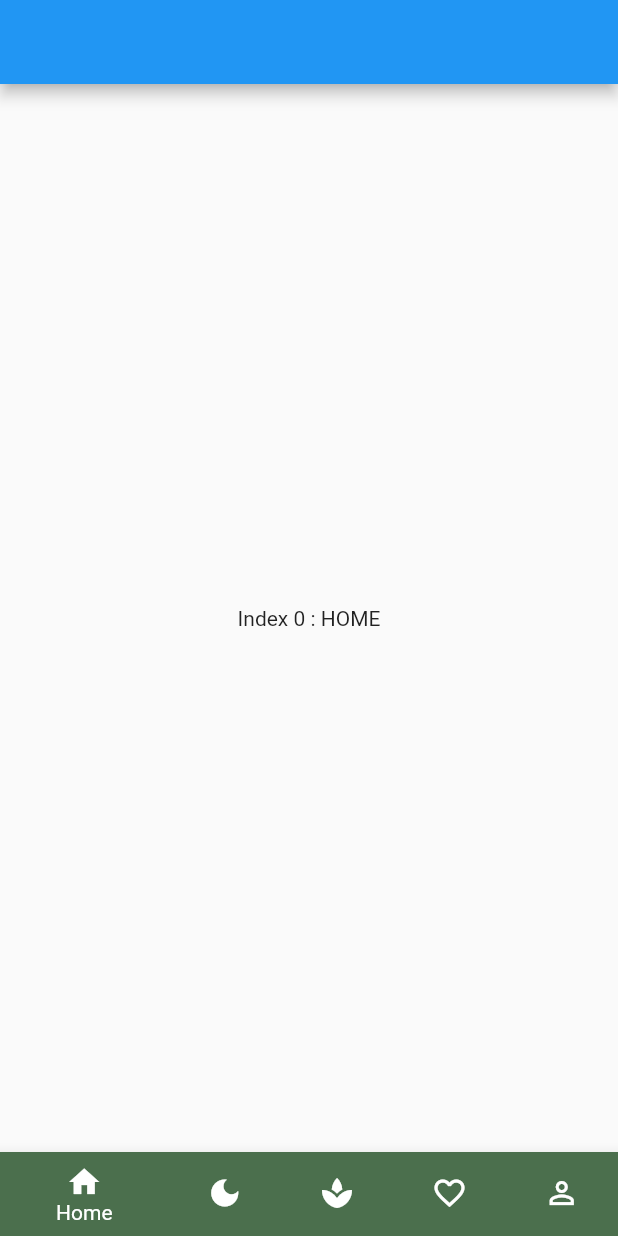
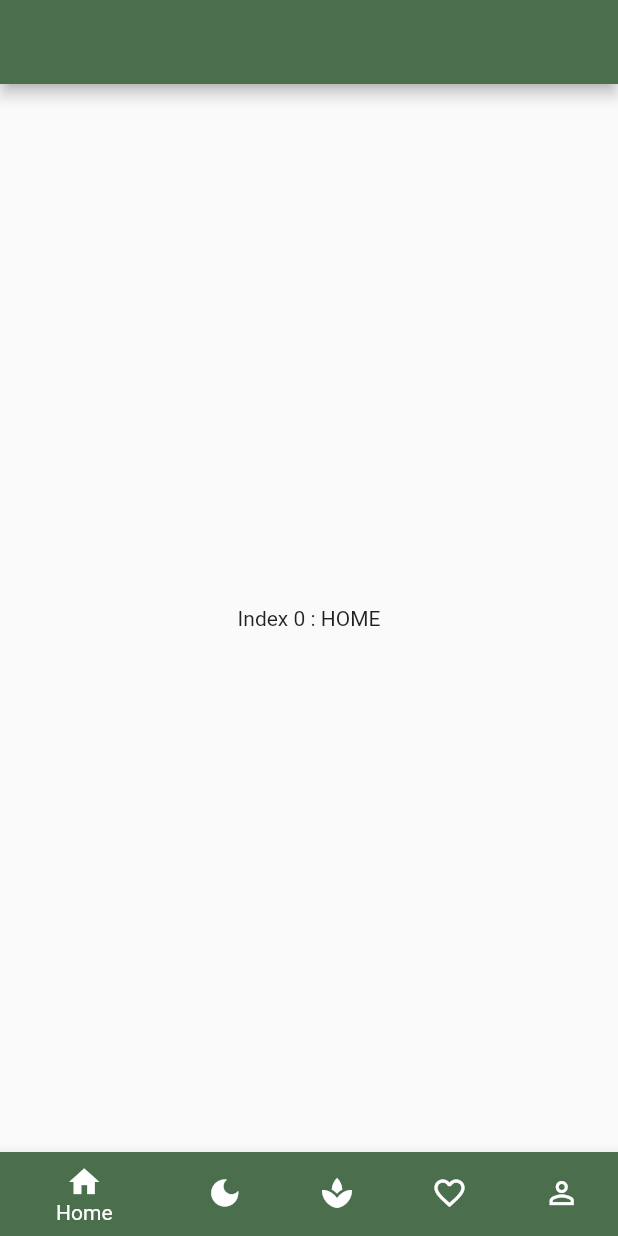
Before and after one commit to Maxvyr/meditation_app, a Flutter app: the screen it shows after launch, on a phone screen of 412 x 824 dp. Run offline on Flutter 3.47's test engine with Material 2 defaults, Android fonts, the phone set to English and light mode, and no system bars.

Commit message:
upgrade gestion color

```diff
--- /dev/null
+++ b/lib/controller/colors.dart
@@ -0,0 +1,26 @@
+import 'package:flutter/material.dart';
+
+class CustomColor {
+  static const Color greenMain = Color(0xff4b6f4d);
+
+
+  static MaterialColor createMaterialColor(Color color) {
+  List<double> strengths = [.05];
+  Map<int, Color> swatch = {};
+  final int r = color.red, g = color.green, b = color.blue;
+
+  for (int i = 1; i < 10; i++) {
+    strengths.add(0.1 * i);
+  }
+  strengths.forEach((strength) {
+    final double ds = 0.5 - strength;
+    swatch[(strength * 1000).round()] = Color.fromRGBO(
+      r + ((ds < 0 ? r : (255 - r)) * ds).round(),
+      g + ((ds < 0 ? g : (255 - g)) * ds).round(),
+      b + ((ds < 0 ? b : (255 - b)) * ds).round(),
+      1,
+    );
+  });
+  return MaterialColor(color.value, swatch);
+}
+}
--- a/lib/main.dart
+++ b/lib/main.dart
@@ -1,6 +1,6 @@
 import 'package:flutter/material.dart';
+import 'package:meditation_design_app/controller/colors.dart';
 import 'package:meditation_design_app/views/home_page.dart';
-
 
 // this exemple https://dribbble.com/shots/15805162-Meditation-App
 
@@ -14,8 +14,9 @@
     return MaterialApp(
       title: "Meditation App",
       theme: ThemeData(
-        primarySwatch: Colors.blue,
+        primarySwatch: CustomColor.createMaterialColor(CustomColor.greenMain),
       ),
+      debugShowCheckedModeBanner: false,
       home: MyHomePage(),
     );
   }
--- a/lib/views/home_page.dart
+++ b/lib/views/home_page.dart
@@ -1,4 +1,5 @@
 import 'package:flutter/material.dart';
+import 'package:meditation_design_app/controller/colors.dart';
 
 class MyHomePage extends StatefulWidget {
   @override
@@ -45,22 +46,22 @@
           BottomNavigationBarItem(
             icon: Icon(Icons.home),
             label: "Home",
-            backgroundColor: Color(0xff4b6f4d),
+            backgroundColor: CustomColor.greenMain,
           ),
           BottomNavigationBarItem(
             icon: Icon(Icons.dark_mode),
             label: "Moon",
-            backgroundColor: Color(0xff4b6f4d),
+            backgroundColor: CustomColor.greenMain,
           ),
           BottomNavigationBarItem(
             icon: Icon(Icons.spa),
             label: "Meditation",
-            backgroundColor: Color(0xff4b6f4d),
+            backgroundColor: CustomColor.greenMain,
           ),
           BottomNavigationBarItem(
             icon: Icon(Icons.favorite_border),
             label: "Favorite",
-            backgroundColor: Color(0xff4b6f4d),
+            backgroundColor: CustomColor.greenMain,
           ),
           BottomNavigationBarItem(
             icon: Icon(Icons.person_outline),
--- /dev/null
+++ b/lib/views/widget/drawer_custom.dart
@@ -0,0 +1,12 @@
+import 'package:flutter/material.dart';
+
+class DrawerCustom extends StatelessWidget {
+  const DrawerCustom({ Key? key }) : super(key: key);
+
+  @override
+  Widget build(BuildContext context) {
+    return Container(
+
+    );
+  }
+}
```
